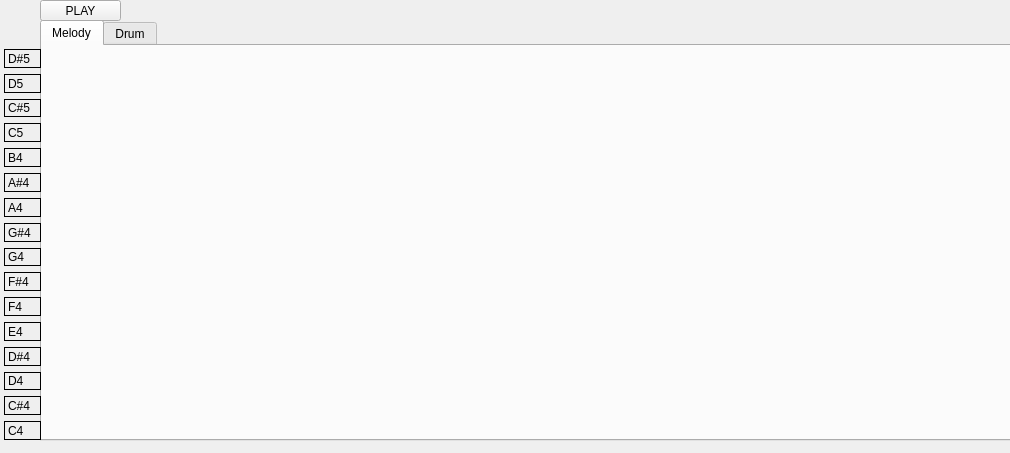
Above: qmake/app/mainwindow.ui from wooseokyourself/assn4 before the change. Below: the same form after it.
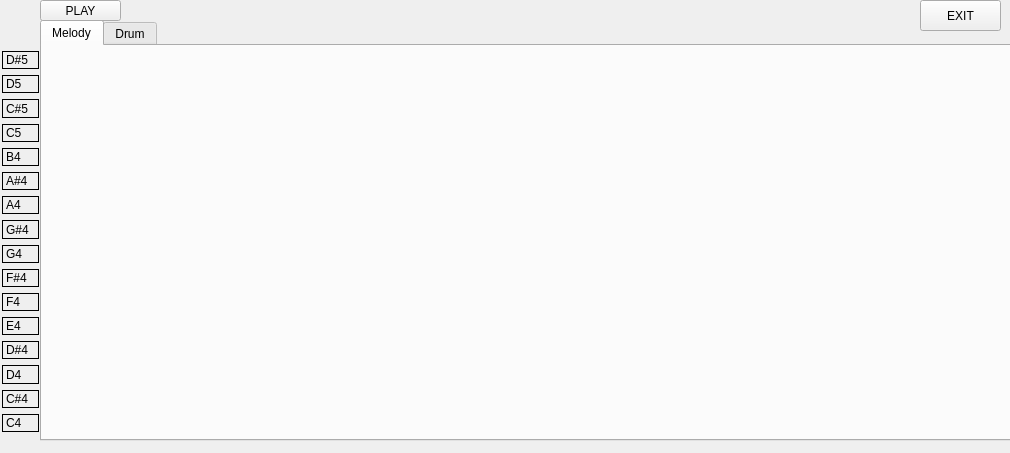
That is the form after the change.

Patch:
```diff
--- a/qmake/app/mainwindow.ui
+++ b/qmake/app/mainwindow.ui
@@ -42,10 +42,10 @@
   <widget class="QWidget" name="verticalLayoutWidget">
    <property name="geometry">
     <rect>
-     <x>4</x>
-     <y>49</y>
+     <x>2</x>
+     <y>51</y>
      <width>37</width>
-     <height>391</height>
+     <height>381</height>
     </rect>
    </property>
    <layout class="QVBoxLayout" name="verticalLayout">
@@ -224,6 +224,19 @@
     <string>PLAY</string>
    </property>
   </widget>
+  <widget class="QPushButton" name="pushButton">
+   <property name="geometry">
+    <rect>
+     <x>920</x>
+     <y>0</y>
+     <width>81</width>
+     <height>31</height>
+    </rect>
+   </property>
+   <property name="text">
+    <string>EXIT</string>
+   </property>
+  </widget>
  </widget>
  <resources/>
  <connections/>
```
